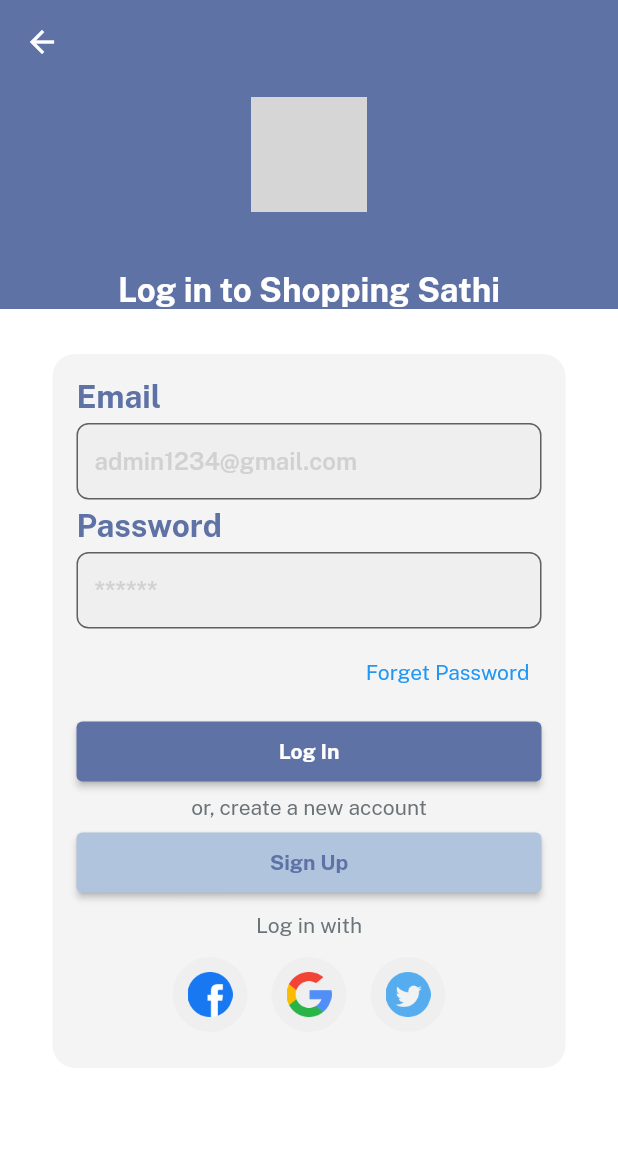
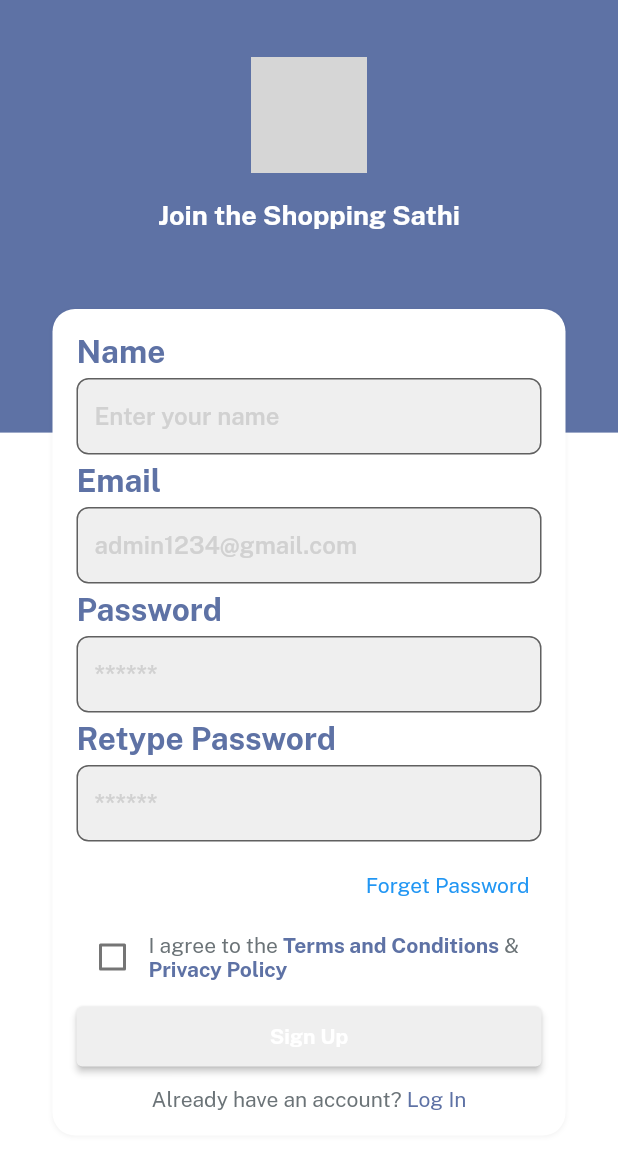
Before and after one commit to upasana-khatiwada/eCommerce-App-with-firebase, a Flutter app: the screen it shows after launch, after a tap on "Sign Up", on a phone screen of 412 x 824 dp. Shown: the top 1149 px of the screen. Run offline on Flutter 3.47's test engine with Material 2 defaults, Android fonts, the phone set to English and light mode, and no system bars; our stand-ins replace get, velocity_x; grey boxes are pictures that could not be loaded.

Commit message:
signup screen completed

```diff
--- a/lib/consts/strings.dart
+++ b/lib/consts/strings.dart
@@ -4,11 +4,18 @@
 const emailHint = "admin1234@gmail.com";
 const password = "Password";
 const passwordHint = "******";
+const retypePassword = "Retype Password";
+const name = "Name";
+const nameHint = "Enter your name";
 const forgetPassword ="Forget Password";
 const login = "Log In";
 const signup = "Sign Up";
 const createNewAccount = "or, create a new account";
 const loginWith = "Log in with";
+const privacyPolicy = "Privacy Policy";
+const termAndCond = "Terms and Conditions";
+const alreadyHaveAccount = "Already have an account? ";
+
 
 
 
--- a/lib/views/auth_screen/login_screen.dart
+++ b/lib/views/auth_screen/login_screen.dart
@@ -4,7 +4,10 @@
 import 'package:ecommerce_app_with_firebase/consts/colors.dart';
 import 'package:ecommerce_app_with_firebase/consts/lists.dart';
 import 'package:ecommerce_app_with_firebase/consts/strings.dart';
+import 'package:ecommerce_app_with_firebase/views/auth_screen/signup_screen.dart';
+import 'package:ecommerce_app_with_firebase/views/home_screen/home_screen.dart';
 import 'package:flutter/material.dart';
+import 'package:get/get.dart';
 import 'package:velocity_x/velocity_x.dart';
 
 class LoginScreen extends StatelessWidget {
@@ -13,6 +16,7 @@
   @override
   Widget build(BuildContext context) {
     return Scaffold(
+      resizeToAvoidBottomInset: false,
       body: CustomScrollView(
         slivers: [
           //above section of logo
@@ -73,7 +77,9 @@
                         // myButton().box.width(context.screenWidth -50).make(),
                         //login button
                         myButton(
-                          onPress: () {},
+                          onPress: () {
+                            Get.to(()=> const HomeScreen());
+                          },
                           color: bermudaGrey,
                           textColor: whiteColor,
                           title: login,
@@ -84,7 +90,10 @@
                         5.heightBox,
                         //sign up button
                         myButton(
-                          onPress: () {},
+                          onPress: () {
+                            //to go to the signup page we are using getX
+                            Get.to(() => const SignUpScreen());
+                          },
                           color: royalBlue,
                           textColor: bermudaGrey,
                           title: signup,
@@ -115,10 +124,12 @@
                           .rounded
                           .padding(const EdgeInsets.all(16))
                           .width(context.screenWidth - 70)
+                          .shadowSm
                           .make(),
                     )
                   ],
-                )),
+                )
+                ),
           )
         ],
       ),
--- /dev/null
+++ b/lib/views/auth_screen/signup_screen.dart
@@ -0,0 +1,167 @@
+import 'package:ecommerce_app_with_firebase/common_widgets/app_logo.dart';
+import 'package:ecommerce_app_with_firebase/common_widgets/custom_text_fields.dart';
+import 'package:ecommerce_app_with_firebase/common_widgets/my_button.dart';
+import 'package:ecommerce_app_with_firebase/consts/colors.dart';
+import 'package:ecommerce_app_with_firebase/consts/strings.dart';
+import 'package:flutter/material.dart';
+import 'package:get/get.dart';
+import 'package:velocity_x/velocity_x.dart';
+
+class SignUpScreen extends StatefulWidget {
+  const SignUpScreen({super.key});
+
+  @override
+  State<SignUpScreen> createState() => _SignUpScreenState();
+}
+
+class _SignUpScreenState extends State<SignUpScreen> {
+  bool? isCheck = false;
+  @override
+  Widget build(BuildContext context) {
+    return Scaffold(
+      resizeToAvoidBottomInset: false,
+      body: Stack(
+        children: [
+          Positioned(
+              top: 0,
+              left: 0,
+              right: 0,
+              child: Container(
+                color: bermudaGrey,
+                height: context.screenHeight * 0.5,
+                child: Padding(
+                  padding: const EdgeInsets.only(top: 30),
+                  child: Column(
+                    // mainAxisAlignment: MainAxisAlignment.center,
+                    children: [
+                      Center(child: appLogoWidget()),
+                      // appname.text.white.fontFamily(fontBold).size(22).make(),
+                      10.heightBox,
+                      "Join the $appname"
+                          .text
+                          .fontFamily(fontBold)
+                          .white
+                          .size(18)
+                          .make(),
+                      15.heightBox,
+                    ],
+                  ),
+                ),
+              )),
+          Positioned(
+              bottom: 0,
+              left: 0,
+              right: 0,
+              child: Container(
+                height: context.screenHeight * 0.65,
+                color: whiteColor,
+              )),
+          Positioned.fill(
+            top: context.screenHeight * 0.25,
+            child: SingleChildScrollView(
+              child: Container(
+                color: Colors.transparent,
+                child: Center(
+                  child: Column(
+                    children: [
+                      customTextField(hint: nameHint, title: name, isPass: false),
+                      customTextField(
+                          hint: emailHint, title: email, isPass: false),
+                      customTextField(
+                          hint: passwordHint, title: password, isPass: true),
+                      customTextField(
+                          hint: passwordHint,
+                          title: retypePassword,
+                          isPass: true),
+                      Align(
+                        alignment: Alignment.centerRight,
+                        child: TextButton(
+                          onPressed: () {},
+                          child: forgetPassword.text.make(),
+                        ),
+                      ),
+                      Row(
+                        children: [
+                          Checkbox(
+                            activeColor: bermudaGrey,
+                            checkColor: whiteColor,
+                              value: isCheck,
+                              onChanged: (newValue) {
+                                setState(() {
+                                  isCheck = newValue;
+                                });
+                              },
+                              ),
+                              10.heightBox,
+                              Expanded(
+                            child: RichText(
+                                text: const TextSpan(
+                                    children: [
+                                      TextSpan(
+                                          text: "I agree to the ",
+                                          style: TextStyle(
+                                            fontFamily: regular,
+                                            color: fontGrey,
+                                          )),
+                                      TextSpan(
+                                          text: termAndCond,
+                                          style: TextStyle(
+                                            fontFamily: fontBold,
+                                            color: bermudaGrey,
+                                          )),
+                                      TextSpan(
+                                          text: " & ",
+                                          style: TextStyle(
+                                            fontFamily: regular,
+                                            color: fontGrey,
+                                          )),
+                                      TextSpan(
+                                          text: privacyPolicy,
+                                          style: TextStyle(
+                                            fontFamily: fontBold,
+                                            color: bermudaGrey,
+                                          )),
+                                    ]
+                                )),
+                          ),
+
+
+                        ],
+                      ),
+                      5.heightBox,
+                      myButton(
+                            onPress: () {},
+                            //we can click signup button only if the user has check the terms and conditions
+
+                            color: isCheck == true ? bermudaGrey : lightGrey,
+                            textColor: whiteColor,
+                            title: signup,
+                          ).box.width(context.screenWidth - 50).make(),
+                          10.heightBox,
+                           Row(
+                      mainAxisAlignment: MainAxisAlignment.center,
+                      children: [
+                        alreadyHaveAccount.text.color(fontGrey).make(),
+                        login.text.color(bermudaGrey).make().onTap(() {
+                          Get.back();
+                        }),
+                      ],
+                    ),
+                    ],
+                  )
+                      .box
+                      .white
+                      .rounded
+                      .padding(const EdgeInsets.all(16))
+                      .width(context.screenWidth - 70)
+                      .shadowSm
+                      .make(),
+                ),
+              ),
+            ),
+          ),
+        ],
+      ),
+    );
+  }
+}
--- /dev/null
+++ b/lib/views/home_screen/home_screen.dart
@@ -0,0 +1,12 @@
+import 'package:flutter/material.dart';
+
+class HomeScreen extends StatelessWidget {
+  const HomeScreen({super.key});
+
+  @override
+  Widget build(BuildContext context) {
+    return Scaffold(
+      body: Container(),
+    );
+  }
+}
```
Also changed, not shown: lib/common_widgets/bg_widget.dart (+42 -0 lines).
